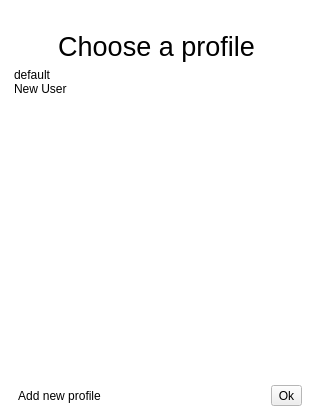
Qt form src/ui/qgsuserprofileselectiondialog.ui (qgis/QGIS) before a commit.
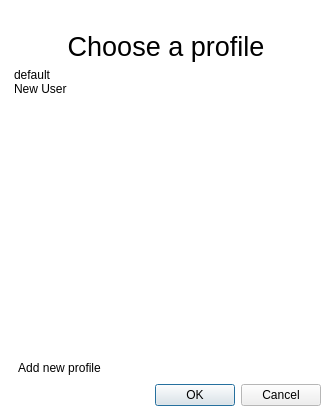
The same form after that commit. Icons and pictures are not drawn.

Commit message:
Tweaking user profile selector dialog and settings
- Simplify labels
- Group items with relabeling
- Provide clear name to selector dialog

Diff of the .ui file:
```diff
--- a/src/ui/qgsuserprofileselectiondialog.ui
+++ b/src/ui/qgsuserprofileselectiondialog.ui
@@ -6,7 +6,7 @@
    <rect>
     <x>0</x>
     <y>0</y>
-    <width>313</width>
+    <width>332</width>
     <height>417</height>
    </rect>
   </property>
@@ -138,8 +138,6 @@
     </widget>
    </item>
    <item>
-    <layout class="QHBoxLayout" name="horizontalLayout">
-     <item>
       <widget class="QToolButton" name="mAddProfileButton">
        <property name="text">
         <string>Add new profile</string>
@@ -163,41 +161,14 @@
       </widget>
      </item>
      <item>
-      <spacer name="horizontalSpacer">
+    <widget class="QDialogButtonBox" name="buttonBox">
        <property name="orientation">
         <enum>Qt::Horizontal</enum>
        </property>
-       <property name="sizeHint" stdset="0">
-        <size>
-         <width>40</width>
-         <height>20</height>
-        </size>
-       </property>
-      </spacer>
-     </item>
-     <item>
-      <widget class="QToolButton" name="mOkButton">
-       <property name="text">
-        <string>Ok</string>
-       </property>
-       <property name="iconSize">
-        <size>
-         <width>24</width>
-         <height>24</height>
-        </size>
-       </property>
-       <property name="shortcut">
-        <string>Return</string>
-       </property>
-       <property name="toolButtonStyle">
-        <enum>Qt::ToolButtonTextBesideIcon</enum>
-       </property>
-       <property name="autoRaise">
-        <bool>false</bool>
-       </property>
-      </widget>
-     </item>
-    </layout>
+     <property name="standardButtons">
+      <set>QDialogButtonBox::Cancel|QDialogButtonBox::Ok</set>
+     </property>
+    </widget>
    </item>
   </layout>
  </widget>
```
Left out of the diff: 28 changed lines with no effect on the pictures. Lines whose indentation alone changed are shown as unchanged. The commit also changes 5 other files.
